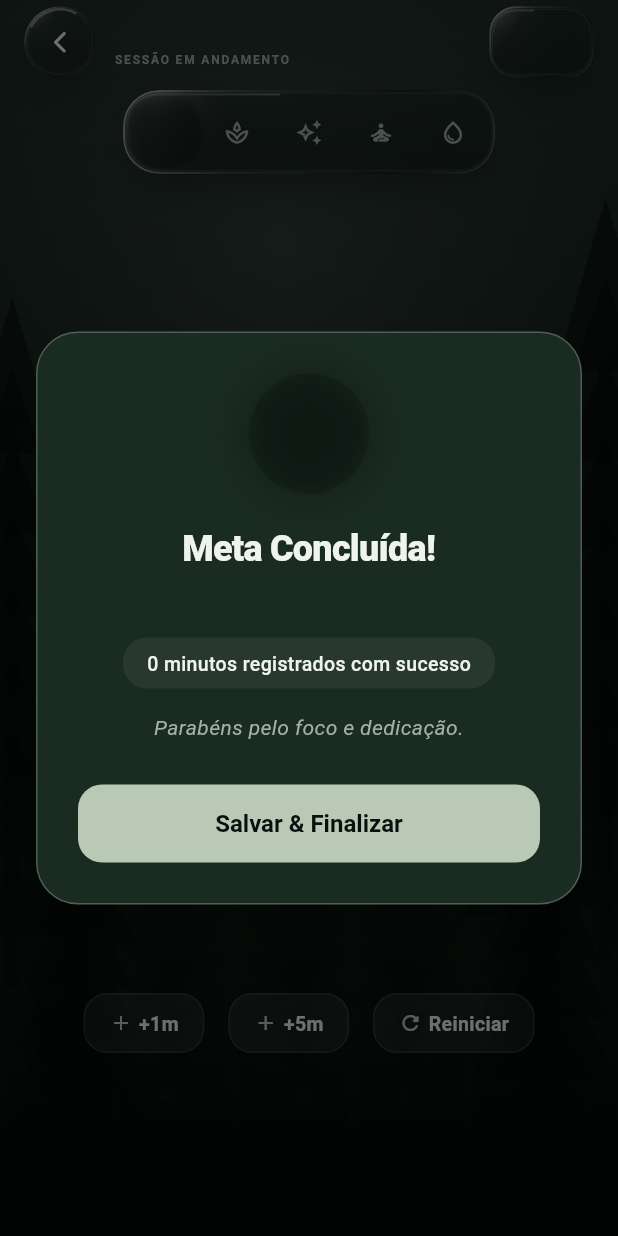
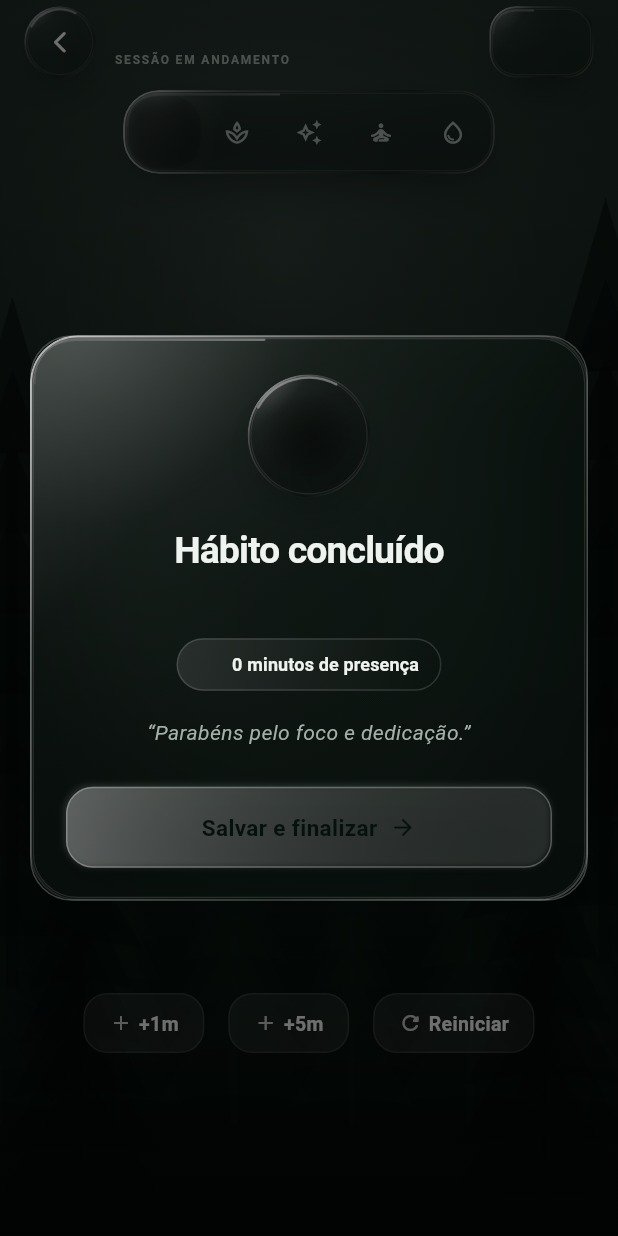
Before and after one commit to matheusz-nied/Aevum, a Flutter app: the ActiveTimerScreen screen opened directly with empty values, on a phone screen of 412 x 824 dp. Run offline on Flutter 3.47's test engine with Material 3 defaults, Android fonts, the phone set to English and light mode, and no system bars; our stand-ins replace audioplayers, fl_chart, flutter_riverpod, hive, hive_flutter, package_info_plus and 2 more; accounts and stored records are empty.

```diff
--- a/lib/features/timer/presentation/widgets/completion_dialog.dart
+++ b/lib/features/timer/presentation/widgets/completion_dialog.dart
@@ -1,14 +1,16 @@
-import 'package:flutter/material.dart';
 import 'package:aevum/core/constants/app_colors.dart';
 import 'package:aevum/core/quotes/inspiration_quotes.dart';
+import 'package:aevum/core/services/haptic_service.dart';
+import 'package:aevum/core/widgets/glass_container.dart';
 import 'package:aevum/features/tasks/domain/session_record.dart';
 import 'package:aevum/features/tasks/domain/task_model.dart';
+import 'package:flutter/material.dart';
 import 'package:uuid/uuid.dart';
 
-class CompletionDialog extends StatelessWidget {
+class CompletionDialog extends StatefulWidget {
   final TaskModel task;
   final int durationSeconds;
-  final Function(SessionRecord) onConfirm;
+  final ValueChanged<SessionRecord> onConfirm;
 
   const CompletionDialog({
     super.key,
@@ -18,131 +20,293 @@ class CompletionDialog extends StatelessWidget {
   });
 
   @override
+  State<CompletionDialog> createState() => _CompletionDialogState();
+}
+
+class _CompletionDialogState extends State<CompletionDialog>
+    with SingleTickerProviderStateMixin {
+  late final String _praise;
+  late final AnimationController _entranceController;
+  late final Animation<double> _fade;
+  late final Animation<double> _scale;
+
+  @override
+  void initState() {
+    super.initState();
+    _praise = InspirationQuotes.getRandomCompletionPraise();
+    _entranceController = AnimationController(
+      vsync: this,
+      duration: const Duration(milliseconds: 520),
+    );
+    _fade = CurvedAnimation(
+      parent: _entranceController,
+      curve: const Interval(0, 0.72, curve: Curves.easeOut),
+    );
+    _scale = Tween<double>(begin: 0.92, end: 1).animate(
+      CurvedAnimation(parent: _entranceController, curve: Curves.easeOutBack),
+    );
+    _entranceController.forward();
+  }
+
+  @override
+  void dispose() {
+    _entranceController.dispose();
+    super.dispose();
+  }
+
+  void _confirm() {
+    HapticService.mediumImpact();
+    final session = SessionRecord(
+      id: const Uuid().v4(),
+      taskId: widget.task.id,
+      completedAt: DateTime.now(),
+      durationSeconds: widget.durationSeconds,
+      completedGoal: true,
+    );
+    widget.onConfirm(session);
+    Navigator.of(context).pop();
+  }
+
+  @override
   Widget build(BuildContext context) {
-    final accentColor = task.color;
-    final minutes = durationSeconds ~/ 60;
-    final praise = InspirationQuotes.getRandomCompletionPraise();
+    final accentColor = widget.task.color;
+    final minutes = widget.durationSeconds ~/ 60;
+    final durationLabel = minutes == 1 ? '1 minuto' : '$minutes minutos';
 
     return Dialog(
-      backgroundColor: AppColors.forestSurfaceElevated,
-      shape: RoundedRectangleBorder(
-        borderRadius: BorderRadius.circular(28),
-        side: BorderSide(color: AppColors.glassBorderDark, width: 1),
-      ),
-      insetPadding: const EdgeInsets.symmetric(horizontal: 24),
-      child: Padding(
-        padding: const EdgeInsets.all(28),
+      elevation: 0,
+      shadowColor: Colors.transparent,
+      backgroundColor: Colors.transparent,
+      insetPadding: const EdgeInsets.symmetric(horizontal: 20, vertical: 24),
+      child: FadeTransition(
+        opacity: _fade,
+        child: ScaleTransition(
+          scale: _scale,
+          child: ConstrainedBox(
+            constraints: const BoxConstraints(maxWidth: 390),
+            child: GlassContainer(
+              borderRadius: 32,
+              blur: 28,
+              strong: true,
+              accentColor: accentColor,
+              color: AppColors.forestSurface.withValues(alpha: 0.34),
+              padding: const EdgeInsets.fromLTRB(24, 26, 24, 22),
               child: Column(
                 mainAxisSize: MainAxisSize.min,
                 children: [
-            // Celebração em orb calmante
-            Container(
-              width: 80,
-              height: 80,
-              decoration: BoxDecoration(
-                shape: BoxShape.circle,
-                color: accentColor.withValues(alpha: 0.18),
-                boxShadow: [
-                  BoxShadow(
-                    color: accentColor.withValues(alpha: 0.3),
-                    blurRadius: 20,
-                    spreadRadius: 2,
-                  ),
-                ],
-              ),
-              child: Center(
-                child: Icon(
-                  Icons.celebration_rounded,
-                  size: 42,
-                  color: accentColor,
-                ),
-              ),
-            ),
-            const SizedBox(height: 20),
-
+                  _CelebrationOrb(accentColor: accentColor),
+                  const SizedBox(height: 22),
                   const Text(
-              'Meta Concluída!',
+                    'Hábito concluído',
+                    textAlign: TextAlign.center,
                     style: TextStyle(
-                fontSize: 24,
-                fontWeight: FontWeight.w800,
+                      fontSize: 25,
+                      height: 1.1,
+                      fontWeight: FontWeight.w700,
                       color: AppColors.textWhite,
-                letterSpacing: -0.5,
+                      letterSpacing: -0.65,
                     ),
                   ),
                   const SizedBox(height: 8),
-
                   Text(
-              task.title,
+                    widget.task.title,
+                    maxLines: 2,
+                    overflow: TextOverflow.ellipsis,
+                    textAlign: TextAlign.center,
                     style: TextStyle(
-                fontSize: 16,
+                      fontSize: 15,
+                      height: 1.25,
                       fontWeight: FontWeight.w600,
                       color: accentColor,
                     ),
                   ),
-            const SizedBox(height: 12),
-
-            Container(
-              padding: const EdgeInsets.symmetric(horizontal: 16, vertical: 8),
-              decoration: BoxDecoration(
-                color: Colors.white.withValues(alpha: 0.06),
-                borderRadius: BorderRadius.circular(16),
+                  const SizedBox(height: 18),
+                  _DurationPill(
+                    durationLabel: durationLabel,
+                    accentColor: accentColor,
                   ),
-              child: Text(
-                '$minutes minutos registrados com sucesso',
+                  const SizedBox(height: 18),
+                  Text(
+                    '“$_praise”',
+                    textAlign: TextAlign.center,
                     style: const TextStyle(
-                  fontSize: 13,
-                  fontWeight: FontWeight.w500,
-                  color: AppColors.textWhite,
+                      fontSize: 14,
+                      height: 1.45,
+                      fontStyle: FontStyle.italic,
+                      color: AppColors.textMuted,
+                    ),
+                  ),
+                  const SizedBox(height: 26),
+                  _GlassConfirmButton(
+                    accentColor: accentColor,
+                    onPressed: _confirm,
+                  ),
+                ],
               ),
             ),
           ),
-            const SizedBox(height: 16),
-
-            Text(
-              praise,
-              textAlign: TextAlign.center,
-              style: const TextStyle(
-                fontSize: 14,
-                fontStyle: FontStyle.italic,
-                height: 1.4,
-                color: AppColors.textMuted,
         ),
       ),
-            const SizedBox(height: 28),
+    );
+  }
+}
 
-            // Botão
-            SizedBox(
-              width: double.infinity,
-              height: 52,
-              child: ElevatedButton(
-                onPressed: () {
-                  final session = SessionRecord(
-                    id: const Uuid().v4(),
-                    taskId: task.id,
-                    completedAt: DateTime.now(),
-                    durationSeconds: durationSeconds,
-                    completedGoal: true,
-                  );
-                  onConfirm(session);
-                  Navigator.of(context).pop();
-                },
-                style: ElevatedButton.styleFrom(
-                  backgroundColor: AppColors.sage,
-                  foregroundColor: AppColors.forestDeep,
-                  shape: RoundedRectangleBorder(
-                    borderRadius: BorderRadius.circular(16),
+class _CelebrationOrb extends StatelessWidget {
+  final Color accentColor;
+
+  const _CelebrationOrb({required this.accentColor});
+
+  @override
+  Widget build(BuildContext context) {
+    return GlassContainer(
+      isCircle: true,
+      blur: 18,
+      accentColor: accentColor,
+      color: accentColor.withValues(alpha: 0.13),
+      child: SizedBox.square(
+        dimension: 82,
+        child: Stack(
+          alignment: Alignment.center,
+          children: [
+            Container(
+              width: 54,
+              height: 54,
+              decoration: BoxDecoration(
+                shape: BoxShape.circle,
+                gradient: RadialGradient(
+                  colors: [
+                    accentColor.withValues(alpha: 0.25),
+                    accentColor.withValues(alpha: 0.04),
+                  ],
                 ),
-                  elevation: 0,
+                boxShadow: [
+                  BoxShadow(
+                    color: accentColor.withValues(alpha: 0.28),
+                    blurRadius: 22,
+                    spreadRadius: -4,
                   ),
-                child: const Text(
-                  'Salvar & Finalizar',
-                  style: TextStyle(fontSize: 16, fontWeight: FontWeight.bold),
+                ],
               ),
             ),
-            ),
+            Icon(Icons.check_rounded, size: 38, color: accentColor),
           ],
         ),
       ),
     );
   }
 }
+
+class _DurationPill extends StatelessWidget {
+  final String durationLabel;
+  final Color accentColor;
+
+  const _DurationPill({required this.durationLabel, required this.accentColor});
+
+  @override
+  Widget build(BuildContext context) {
+    return Container(
+      padding: const EdgeInsets.symmetric(horizontal: 14, vertical: 8),
+      decoration: BoxDecoration(
+        borderRadius: BorderRadius.circular(99),
+        gradient: LinearGradient(
+          colors: [
+            Colors.white.withValues(alpha: 0.10),
+            accentColor.withValues(alpha: 0.09),
+          ],
+        ),
+        border: Border.all(color: Colors.white.withValues(alpha: 0.14)),
+      ),
+      child: Row(
+        mainAxisSize: MainAxisSize.min,
+        children: [
+          Icon(Icons.timer_outlined, size: 15, color: accentColor),
+          const SizedBox(width: 7),
+          Text(
+            '$durationLabel de presença',
+            style: const TextStyle(
+              fontSize: 12,
+              fontWeight: FontWeight.w600,
+              color: AppColors.textWhite,
+              letterSpacing: 0.1,
+            ),
+          ),
+        ],
+      ),
+    );
+  }
+}
+
+class _GlassConfirmButton extends StatelessWidget {
+  final Color accentColor;
+  final VoidCallback onPressed;
+
+  const _GlassConfirmButton({
+    required this.accentColor,
+    required this.onPressed,
+  });
+
+  @override
+  Widget build(BuildContext context) {
+    final fill = Color.alphaBlend(
+      Colors.white.withValues(alpha: 0.25),
+      accentColor,
+    );
+
+    return SizedBox(
+      width: double.infinity,
+      height: 54,
+      child: DecoratedBox(
+        decoration: BoxDecoration(
+          borderRadius: BorderRadius.circular(18),
+          gradient: LinearGradient(
+            begin: Alignment.topLeft,
+            end: Alignment.bottomRight,
+            colors: [fill, accentColor],
+          ),
+          border: Border.all(color: Colors.white.withValues(alpha: 0.28)),
+          boxShadow: [
+            BoxShadow(
+              color: accentColor.withValues(alpha: 0.24),
+              blurRadius: 22,
+              spreadRadius: -7,
+              offset: const Offset(0, 10),
+            ),
+            BoxShadow(
+              color: Colors.white.withValues(alpha: 0.13),
+              blurRadius: 3,
+              offset: const Offset(-1, -1),
+            ),
+          ],
+        ),
+        child: Material(
+          color: Colors.transparent,
+          child: InkWell(
+            onTap: onPressed,
+            borderRadius: BorderRadius.circular(18),
+            child: const Center(
+              child: Row(
+                mainAxisSize: MainAxisSize.min,
+                children: [
+                  Text(
+                    'Salvar e finalizar',
+                    style: TextStyle(
+                      fontSize: 15,
+                      fontWeight: FontWeight.w700,
+                      color: AppColors.forestDeep,
+                    ),
+                  ),
+                  SizedBox(width: 8),
+                  Icon(
+                    Icons.arrow_forward_rounded,
+                    size: 18,
+                    color: AppColors.forestDeep,
+                  ),
+                ],
+              ),
+            ),
+          ),
+        ),
+      ),
+    );
+  }
+}
```
Also changed, not shown: 28 other files. Lines whose indentation alone changed are shown as unchanged.
